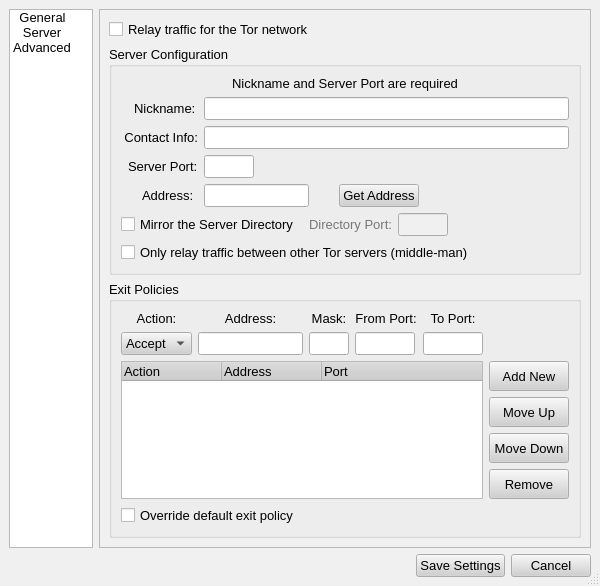
The window that src/gui/config/configdialog.ui (a-ilin/vidalia) describes before a commit, drawn with Qt 5.
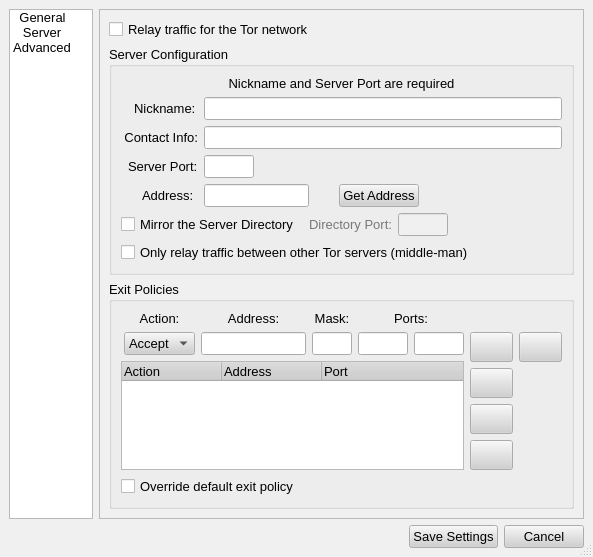
The same window after the commit. The open tabs and pages were chosen to show the change. Icons and pictures are not drawn.

Commit message:
A few layout changes to the exit policy stuff.
svn:r493

Diff of the .ui file:
```diff
--- a/src/gui/config/configdialog.ui
+++ b/src/gui/config/configdialog.ui
@@ -8,8 +8,8 @@
    <rect>
     <x>0</x>
     <y>0</y>
-    <width>512</width>
-    <height>331</height>
+    <width>593</width>
+    <height>373</height>
    </rect>
   </property>
   <property name="palette" >
@@ -1209,7 +1209,36 @@
                <property name="spacing" >
                 <number>6</number>
                </property>
-               <item row="1" column="1" >
+               <item rowspan="2" row="0" column="1" >
+                <layout class="QVBoxLayout" >
+                 <property name="margin" >
+                  <number>0</number>
+                 </property>
+                 <property name="spacing" >
+                  <number>6</number>
+                 </property>
+                 <item>
+                  <widget class="QLabel" name="label" >
+                   <property name="enabled" >
+                    <bool>false</bool>
+                   </property>
+                   <property name="contextMenuPolicy" >
+                    <enum>Qt::NoContextMenu</enum>
+                   </property>
+                   <property name="text" >
+                    <string/>
+                   </property>
+                  </widget>
+                 </item>
+                 <item>
+                  <layout class="QHBoxLayout" >
+                   <property name="margin" >
+                    <number>0</number>
+                   </property>
+                   <property name="spacing" >
+                    <number>6</number>
+                   </property>
+                   <item>
                 <layout class="QVBoxLayout" >
                  <property name="margin" >
                   <number>0</number>
@@ -1219,6 +1248,14 @@
                  </property>
                  <item>
                   <widget class="QPushButton" name="btnAddPolicy" >
+                       <property name="sizePolicy" >
+                        <sizepolicy>
+                         <hsizetype>0</hsizetype>
+                         <vsizetype>0</vsizetype>
+                         <horstretch>0</horstretch>
+                         <verstretch>0</verstretch>
+                        </sizepolicy>
+                       </property>
                    <property name="minimumSize" >
                     <size>
                      <width>0</width>
@@ -1232,7 +1269,7 @@
                     <string>Add the new exit policy</string>
                    </property>
                    <property name="text" >
-                    <string>Add New</string>
+                        <string/>
                    </property>
                    <property name="icon" >
                     <iconset resource="..\res\vidalia.qrc" >:/images/16x16/list-add.png</iconset>
@@ -1241,6 +1278,14 @@
                  </item>
                  <item>
                   <widget class="QPushButton" name="btnMoveUp" >
+                       <property name="sizePolicy" >
+                        <sizepolicy>
+                         <hsizetype>0</hsizetype>
+                         <vsizetype>0</vsizetype>
+                         <horstretch>0</horstretch>
+                         <verstretch>0</verstretch>
+                        </sizepolicy>
+                       </property>
                    <property name="minimumSize" >
                     <size>
                      <width>0</width>
@@ -1254,7 +1299,7 @@
                     <string>Increase the priority of the selected exit policy</string>
                    </property>
                    <property name="text" >
-                    <string>Move Up</string>
+                        <string/>
                    </property>
                    <property name="icon" >
                     <iconset resource="..\res\vidalia.qrc" >:/images/16x16/go-up.png</iconset>
@@ -1263,6 +1308,14 @@
                  </item>
                  <item>
                   <widget class="QPushButton" name="btnMoveDown" >
+                       <property name="sizePolicy" >
+                        <sizepolicy>
+                         <hsizetype>0</hsizetype>
+                         <vsizetype>0</vsizetype>
+                         <horstretch>0</horstretch>
+                         <verstretch>0</verstretch>
+                        </sizepolicy>
+                       </property>
                    <property name="minimumSize" >
                     <size>
                      <width>0</width>
@@ -1276,7 +1329,7 @@
                     <string>Decrease the priority of the selected exit policy</string>
                    </property>
                    <property name="text" >
-                    <string>Move Down</string>
+                        <string/>
                    </property>
                    <property name="icon" >
                     <iconset resource="..\res\vidalia.qrc" >:/images/16x16/go-down.png</iconset>
@@ -1285,6 +1338,14 @@
                  </item>
                  <item>
                   <widget class="QPushButton" name="btnRemove" >
+                       <property name="sizePolicy" >
+                        <sizepolicy>
+                         <hsizetype>0</hsizetype>
+                         <vsizetype>0</vsizetype>
+                         <horstretch>0</horstretch>
+                         <verstretch>0</verstretch>
+                        </sizepolicy>
+                       </property>
                    <property name="minimumSize" >
                     <size>
                      <width>0</width>
@@ -1298,7 +1359,7 @@
                     <string>Remove the selected exit policy</string>
                    </property>
                    <property name="text" >
-                    <string>Remove</string>
+                        <string/>
                    </property>
                    <property name="icon" >
                     <iconset resource="..\res\vidalia.qrc" >:/images/16x16/list-remove.png</iconset>
@@ -1320,6 +1381,63 @@
                  </item>
                 </layout>
                </item>
+                   <item>
+                    <layout class="QVBoxLayout" >
+                     <property name="margin" >
+                      <number>0</number>
+                     </property>
+                     <property name="spacing" >
+                      <number>6</number>
+                     </property>
+                     <item>
+                      <widget class="QPushButton" name="btnExitHelp" >
+                       <property name="sizePolicy" >
+                        <sizepolicy>
+                         <hsizetype>0</hsizetype>
+                         <vsizetype>0</vsizetype>
+                         <horstretch>0</horstretch>
+                         <verstretch>0</verstretch>
+                        </sizepolicy>
+                       </property>
+                       <property name="minimumSize" >
+                        <size>
+                         <width>0</width>
+                         <height>30</height>
+                        </size>
+                       </property>
+                       <property name="contextMenuPolicy" >
+                        <enum>Qt::NoContextMenu</enum>
+                       </property>
+                       <property name="toolTip" >
+                        <string>Show help topic on exit policies</string>
+                       </property>
+                       <property name="text" >
+                        <string/>
+                       </property>
+                       <property name="icon" >
+                        <iconset resource="..\res\vidalia.qrc" >:/images/16x16/help-browser.png</iconset>
+                       </property>
+                      </widget>
+                     </item>
+                     <item>
+                      <spacer>
+                       <property name="orientation" >
+                        <enum>Qt::Vertical</enum>
+                       </property>
+                       <property name="sizeHint" >
+                        <size>
+                         <width>20</width>
+                         <height>40</height>
+                        </size>
+                       </property>
+                      </spacer>
+                     </item>
+                    </layout>
+                   </item>
+                  </layout>
+                 </item>
+                </layout>
+               </item>
                <item row="0" column="0" >
                 <layout class="QHBoxLayout" >
                  <property name="margin" >
@@ -1328,6 +1446,19 @@
                  <property name="spacing" >
                   <number>6</number>
                  </property>
+                 <item>
+                  <spacer>
+                   <property name="orientation" >
+                    <enum>Qt::Horizontal</enum>
+                   </property>
+                   <property name="sizeHint" >
+                    <size>
+                     <width>40</width>
+                     <height>20</height>
+                    </size>
+                   </property>
+                  </spacer>
+                 </item>
                  <item>
                   <layout class="QVBoxLayout" >
                    <property name="margin" >
@@ -1532,13 +1663,21 @@
                       <enum>Qt::NoContextMenu</enum>
                      </property>
                      <property name="text" >
-                      <string>From Port:</string>
+                      <string>Ports:</string>
                      </property>
                      <property name="alignment" >
                       <set>Qt::AlignCenter</set>
                      </property>
                     </widget>
                    </item>
+                   <item>
+                    <layout class="QHBoxLayout" >
+                     <property name="margin" >
+                      <number>0</number>
+                     </property>
+                     <property name="spacing" >
+                      <number>6</number>
+                     </property>
                    <item>
                     <widget class="QLineEdit" name="lineExitFromPort" >
                      <property name="sizePolicy" >
@@ -1551,13 +1690,13 @@
                      </property>
                      <property name="minimumSize" >
                       <size>
-                       <width>60</width>
+                         <width>50</width>
                        <height>0</height>
                       </size>
                      </property>
                      <property name="maximumSize" >
                       <size>
-                       <width>60</width>
+                         <width>50</width>
                        <height>16777215</height>
                       </size>
                      </property>
@@ -1572,29 +1711,6 @@
                      </property>
                     </widget>
                    </item>
-                  </layout>
-                 </item>
-                 <item>
-                  <layout class="QVBoxLayout" >
-                   <property name="margin" >
-                    <number>0</number>
-                   </property>
-                   <property name="spacing" >
-                    <number>6</number>
-                   </property>
-                   <item>
-                    <widget class="QLabel" name="label_8" >
-                     <property name="contextMenuPolicy" >
-                      <enum>Qt::NoContextMenu</enum>
-                     </property>
-                     <property name="text" >
-                      <string>To Port:</string>
-                     </property>
-                     <property name="alignment" >
-                      <set>Qt::AlignCenter</set>
-                     </property>
-                    </widget>
-                   </item>
                    <item>
                     <widget class="QLineEdit" name="lineExitToPort" >
                      <property name="sizePolicy" >
@@ -1607,13 +1723,13 @@
                      </property>
                      <property name="minimumSize" >
                       <size>
-                       <width>60</width>
+                         <width>50</width>
                        <height>0</height>
                       </size>
                      </property>
                      <property name="maximumSize" >
                       <size>
-                       <width>60</width>
+                         <width>50</width>
                        <height>16777215</height>
                       </size>
                      </property>
@@ -1627,18 +1743,7 @@
                    </item>
                   </layout>
                  </item>
-                 <item>
-                  <spacer>
-                   <property name="orientation" >
-                    <enum>Qt::Horizontal</enum>
-                   </property>
-                   <property name="sizeHint" >
-                    <size>
-                     <width>40</width>
-                     <height>20</height>
-                    </size>
-                   </property>
-                  </spacer>
+                  </layout>
                  </item>
                 </layout>
                </item>
```
Left out of the diff: 2 changed lines with no effect on the pictures. Lines whose indentation alone changed are shown as unchanged.
